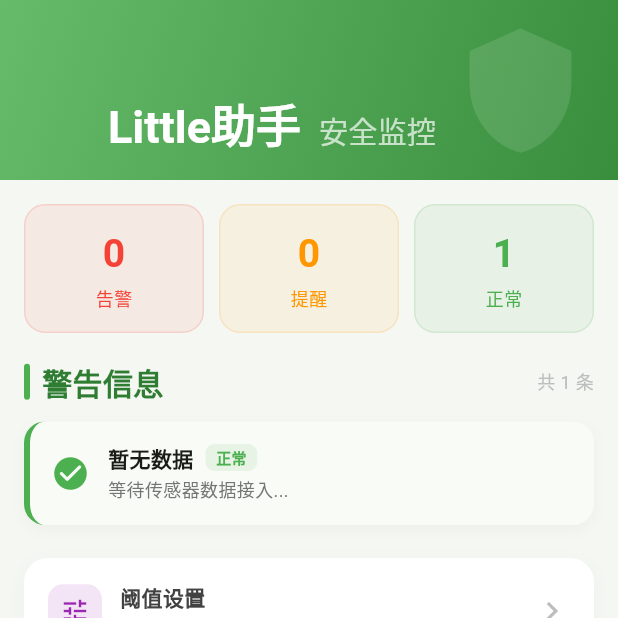
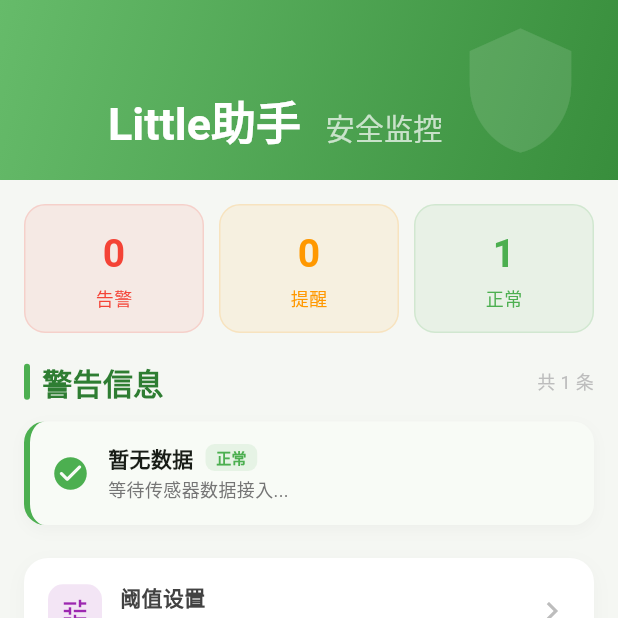
Before and after one commit to yzz23270140/flutter_robotdog, a Flutter app: the screen it shows after launch, item 3 of the bottom bar chosen, on a phone screen of 412 x 824 dp, the top half of it. Run offline on Flutter 3.47's test engine with Material 3 defaults, Android fonts, the phone set to English and light mode, and no system bars; our stand-ins replace video_player, wakelock_plus; missing offline and left inert: mqtt_client; network calls fail.

Commit message:
Fix SliverAppBar title overflow on narrow widths

```diff
--- a/lib/main.dart
+++ b/lib/main.dart
@@ -25,6 +25,46 @@ class MyApp extends StatelessWidget {
         fontFamily: 'Roboto',
       ),
       home: const HomePage(),
+    );
+  }
+}
+
+
+class _AppBarTitle extends StatelessWidget {
+  final String title;
+  final String subtitle;
+
+  const _AppBarTitle({required this.title, required this.subtitle});
+
+  @override
+  Widget build(BuildContext context) {
+    return FittedBox(
+      fit: BoxFit.scaleDown,
+      child: Text.rich(
+        TextSpan(
+          children: [
+            TextSpan(
+              text: title,
+              style: const TextStyle(
+                color: Colors.white,
+                fontWeight: FontWeight.bold,
+                fontSize: 20,
+              ),
+            ),
+            const TextSpan(text: '  '),
+            TextSpan(
+              text: subtitle,
+              style: const TextStyle(
+                color: Colors.white70,
+                fontSize: 13,
+                fontWeight: FontWeight.w400,
+              ),
+            ),
+          ],
+        ),
+        maxLines: 1,
+        overflow: TextOverflow.ellipsis,
+      ),
     );
   }
 }
@@ -203,29 +243,9 @@ class SensorPage extends StatelessWidget {
           pinned: true,
           backgroundColor: const Color(0xFF4CAF50),
           flexibleSpace: FlexibleSpaceBar(
-            title: Row(
-              mainAxisSize: MainAxisSize.min,
-              crossAxisAlignment: CrossAxisAlignment.baseline,
-              textBaseline: TextBaseline.alphabetic,
-              children: const [
-                Text(
-                  'RobotDog助手',
-                  style: TextStyle(
-                    color: Colors.white,
-                    fontWeight: FontWeight.bold,
-                    fontSize: 20,
-                  ),
-                ),
-                SizedBox(width: 8),
-                Text(
-                  '环境监测面板',
-                  style: TextStyle(
-                    color: Colors.white70,
-                    fontSize: 13, // 放大，原来是 12
-                    fontWeight: FontWeight.w400,
-                  ),
-                ),
-              ],
+            title: const _AppBarTitle(
+              title: 'RobotDog助手',
+              subtitle: '环境监测面板',
             ),
             background: Container(
               decoration: const BoxDecoration(
@@ -784,29 +804,9 @@ class CameraPage extends StatelessWidget {
           pinned: true,
           backgroundColor: const Color(0xFF4CAF50),
           flexibleSpace: FlexibleSpaceBar(
-            title: Row(
-              mainAxisSize: MainAxisSize.min,
-              crossAxisAlignment: CrossAxisAlignment.baseline,
-              textBaseline: TextBaseline.alphabetic,
-              children: const [
-                Text(
-                  'RobotDog助手',
-                  style: TextStyle(
-                    color: Colors.white,
-                    fontWeight: FontWeight.bold,
-                    fontSize: 20,
-                  ),
-                ),
-                SizedBox(width: 8),
-                Text(
-                  '远程监控',
-                  style: TextStyle(
-                    color: Colors.white70,
-                    fontSize: 13,
-                    fontWeight: FontWeight.w400,
-                  ),
-                ),
-              ],
+            title: const _AppBarTitle(
+              title: 'RobotDog助手',
+              subtitle: '远程监控',
             ),
             background: Container(
               decoration: const BoxDecoration(
@@ -1007,29 +1007,9 @@ class AlertPage extends StatelessWidget {
           pinned: true,
           backgroundColor: const Color(0xFF4CAF50),
           flexibleSpace: FlexibleSpaceBar(
-            title: Row(
-              mainAxisSize: MainAxisSize.min,
-              crossAxisAlignment: CrossAxisAlignment.baseline,
-              textBaseline: TextBaseline.alphabetic,
-              children: const [
-                Text(
-                  'Little助手',
-                  style: TextStyle(
-                    color: Colors.white,
-                    fontWeight: FontWeight.bold,
-                    fontSize: 20,
-                  ),
-                ),
-                SizedBox(width: 8),
-                Text(
-                  '安全监控',
-                  style: TextStyle(
-                    color: Colors.white70,
-                    fontSize: 13,
-                    fontWeight: FontWeight.w400,
-                  ),
-                ),
-              ],
+            title: const _AppBarTitle(
+              title: 'Little助手',
+              subtitle: '安全监控',
             ),
             background: Container(
               decoration: const BoxDecoration(
```
